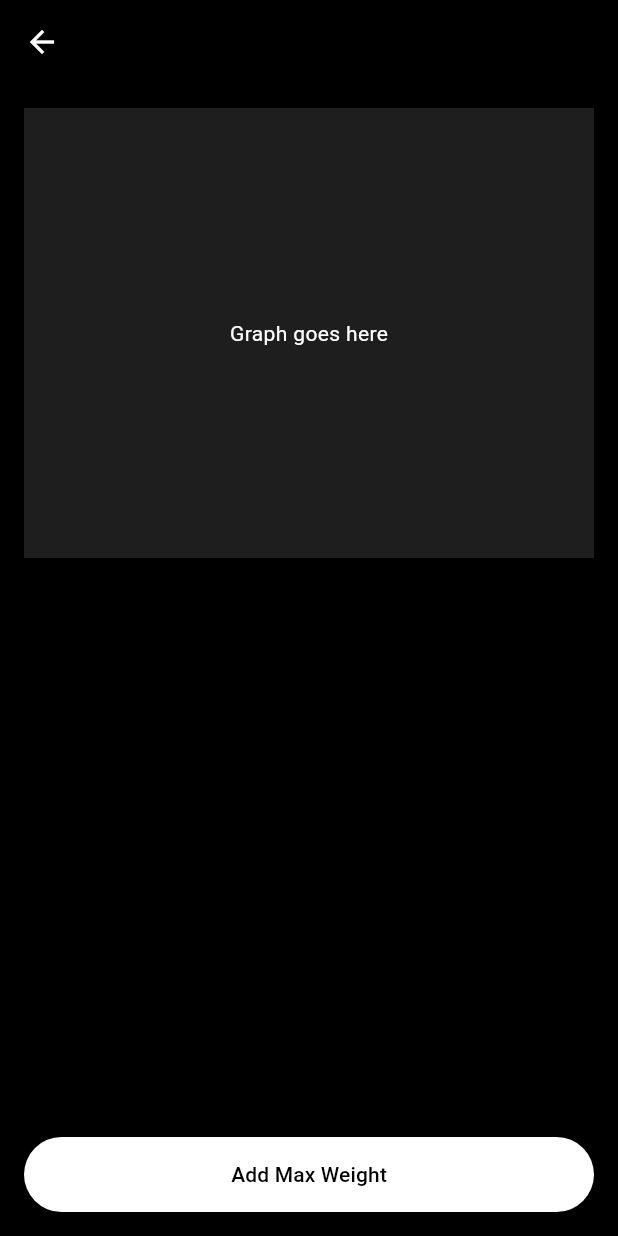
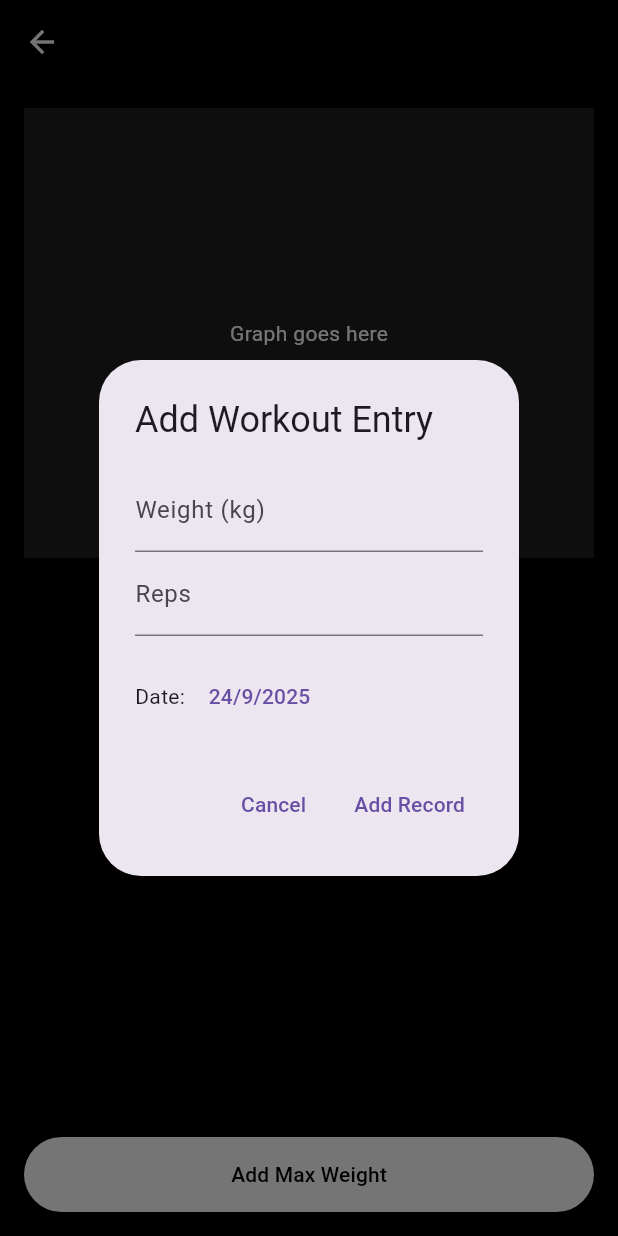
Before and after one commit to nazim1997/gym_max_tracker, a Flutter app: the ExerciseDetailScreen screen opened directly with empty values, after a tap on "Add Max Weight", on a phone screen of 412 x 824 dp. Run offline on Flutter 3.47's test engine with Material 3 defaults, Android fonts, the phone set to English and light mode, and no system bars; our stand-ins replace sqflite; accounts and stored records are empty.

Commit message:
-	Added add workout dialog

```diff
--- a/lib/screens/exercise_detail_screen.dart
+++ b/lib/screens/exercise_detail_screen.dart
@@ -1,5 +1,6 @@
 import 'package:flutter/material.dart';
 import '../models/exercise.dart';
+import '../widgets/add_workout_dialog.dart';
 
 class ExerciseDetailScreen extends StatefulWidget {
   final Exercise exercise;
@@ -39,7 +40,15 @@ class _ExerciseDetailScreenState extends State<ExerciseDetailScreen> {
             padding: EdgeInsets.all(16),
             child: ElevatedButton(
               onPressed: () {
-                // TODO: Open dialog
+                showDialog(
+                  context: context,
+                  builder: (context) => AddWorkoutDialog(
+                    exerciseId: widget.exercise.id!,
+                    onAdd: (workoutEntry) {
+                      // TODO: Save to database and refresh
+                    },
+                  ),
+                );
               },
               child: Text('Add Max Weight'),
               style: ElevatedButton.styleFrom(
--- /dev/null
+++ b/lib/widgets/add_workout_dialog.dart
@@ -0,0 +1,70 @@
+import 'package:flutter/material.dart';
+import '../models/workout_entry.dart';
+
+class AddWorkoutDialog extends StatefulWidget {
+  final Function(WorkoutEntry) onAdd;
+  final int exerciseId;
+
+  const AddWorkoutDialog({super.key, required this.onAdd, required this.exerciseId});
+
+  @override
+  State<AddWorkoutDialog> createState() => _AddWorkoutDialogState();
+}
+
+class _AddWorkoutDialogState extends State<AddWorkoutDialog> {
+  final _weightController = TextEditingController();
+  final _repsController = TextEditingController();
+  DateTime _selectedDate = DateTime.now();
+
+  @override
+  Widget build(BuildContext context) {
+    return AlertDialog(
+      title: Text('Add Workout Entry'),
+      content: Column(
+        mainAxisSize: MainAxisSize.min,
+        children: [
+          TextField(
+            controller: _weightController,
+            decoration: InputDecoration(labelText: 'Weight (kg)'),
+            keyboardType: TextInputType.number,
+          ),
+          TextField(
+            controller: _repsController,
+            decoration: InputDecoration(labelText: 'Reps'),
+            keyboardType: TextInputType.number,
+          ),
+          // We'll add date picker later
+          SizedBox(height: 16),
+          Row(
+            children: [
+              Text('Date: '),
+              TextButton(
+                onPressed: () async {
+                  final date = await showDatePicker(
+                    context: context,
+                    initialDate: _selectedDate,
+                    firstDate: DateTime(2020),
+                    lastDate: DateTime.now(),
+                  );
+                  if (date != null) {
+                    setState(() => _selectedDate = date);
+                  }
+                },
+                child: Text('${_selectedDate.day}/${_selectedDate.month}/${_selectedDate.year}'),
+              ),
+            ],
+          ),
+        ],
+      ),
+      actions: [
+        TextButton(onPressed: () => Navigator.pop(context), child: Text('Cancel')),
+        TextButton(
+          onPressed: () {
+            // TODO: Create WorkoutEntry and call onAdd
+          },
+          child: Text('Add Record'),
+        ),
+      ],
+    );
+  }
+}
```
